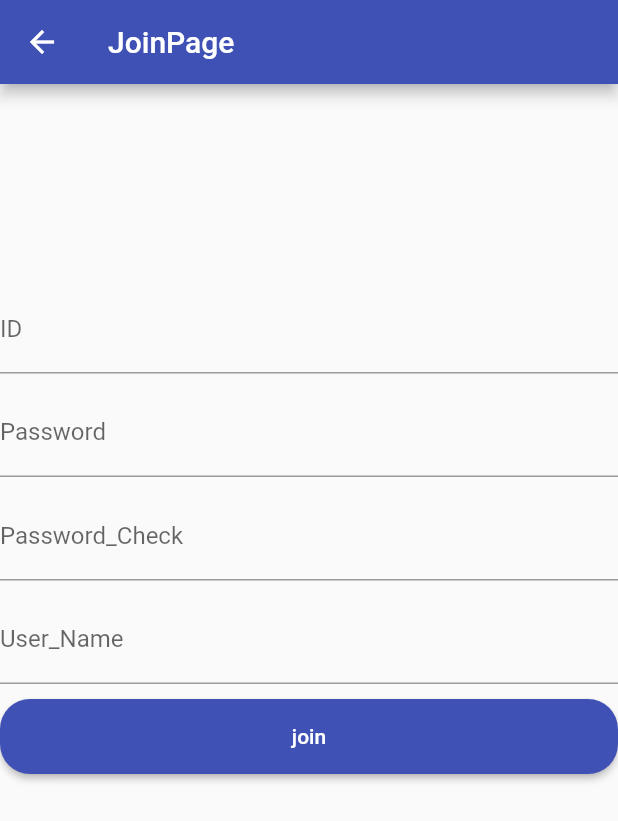
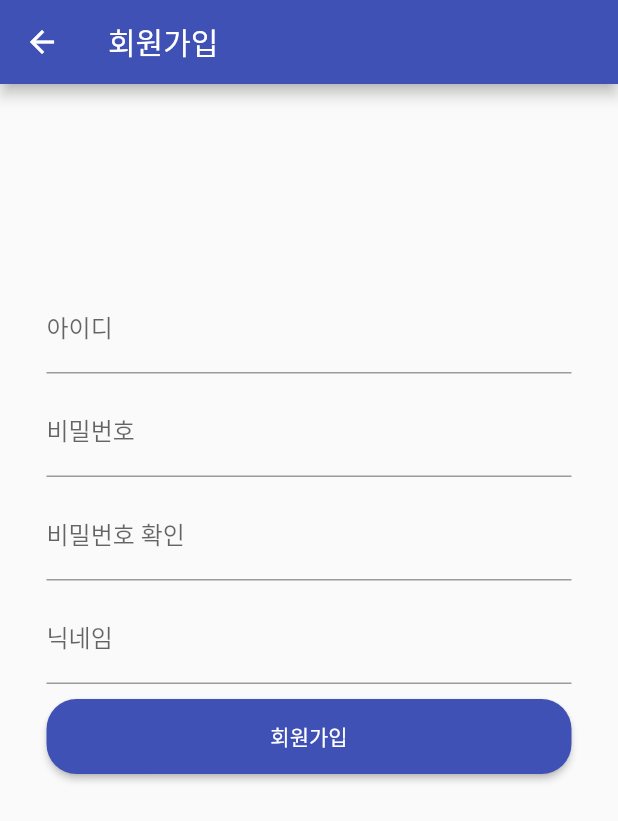
Before and after one commit to ouisaaa/review_project, a Flutter app: the JoinPage screen opened directly, on a phone screen of 412 x 824 dp. Shown: the top 821 px of the screen. Run offline on Flutter 3.47's test engine with Material 2 defaults, Android fonts, the phone set to English and light mode, and no system bars; our stand-ins replace get.

Commit message:
23.04.13 login, signUp 연결 23.04.14 main 페이지 레이아웃 만듦 23.04.29 검색창 만듦

```diff
--- a/lib/screen/login.dart
+++ b/lib/screen/login.dart
@@ -18,7 +18,7 @@ class LoginPage extends StatelessWidget {
                     mainAxisAlignment: MainAxisAlignment.center,
                     children:[
                   SizedBox(
-                  width: 500,
+                  width: 350,
                   height: 500,
                   child: Column(
                     children: [
@@ -27,13 +27,13 @@ class LoginPage extends StatelessWidget {
                           children: [
                             TextFormField(
                               decoration: InputDecoration(
-                                  labelText: 'ID'
+                                  labelText: '아이디'
                               ),
                             ),
                             SizedBox(height: 10,),
                             TextFormField(
                               decoration: InputDecoration(
-                                  labelText: 'Password'
+                                  labelText: '비밀번호'
                               ),
                             )
                           ],
@@ -45,7 +45,7 @@ class LoginPage extends StatelessWidget {
                           _formKey.currentState?.save();
                           print('ID: $id, Password: $password');
                         }
-                      }, child: Text('login'),
+                      }, child: Text('로그인'),
                         style: ElevatedButton.styleFrom(
                             shape: RoundedRectangleBorder(borderRadius: BorderRadius.circular(20)),
                             minimumSize: Size(500,50)
--- a/lib/screen/signUp.dart
+++ b/lib/screen/signUp.dart
@@ -11,7 +11,7 @@ class JoinPage extends StatelessWidget {
   @override
   Widget build(BuildContext context) {
     return Scaffold(
-            appBar:AppBar( title: Text("JoinPage"),),
+            appBar:AppBar( title: Text("회원가입"),),
             body: SafeArea(
               child: Center(
                 child: SingleChildScrollView(
@@ -19,7 +19,7 @@ class JoinPage extends StatelessWidget {
                     mainAxisAlignment: MainAxisAlignment.center,
                     children: [
                           SizedBox(
-                            width: 500, height: 500,
+                            width: 350, height: 500,
                             child: Column(
                             children: [
                               Form(
@@ -27,28 +27,28 @@ class JoinPage extends StatelessWidget {
                                 children: [
                                   TextFormField(
                                     decoration: InputDecoration(
-                                        labelText: 'ID'
+                                        labelText: '아이디'
                                     ),
 
                                   ),
                                   SizedBox(height: 10,),
                                   TextFormField(
                                     decoration: InputDecoration(
-                                        labelText: 'Password'
+                                        labelText: '비밀번호'
                                     ),
                                   ),
 
                                   SizedBox(height: 10,),
                                   TextFormField(
                                     decoration: InputDecoration(
-                                        labelText: 'Password_Check'
+                                        labelText: '비밀번호 확인'
                                     ),
 
                                   ),
                                   SizedBox(height: 10,),
                                   TextFormField(
                                     decoration: InputDecoration(
-                                        labelText: 'User_Name'
+                                        labelText: '닉네임'
                                     ),
 
                                   ),
@@ -57,7 +57,7 @@ class JoinPage extends StatelessWidget {
                               ),
                             ),
                             ElevatedButton(onPressed: ()=>Get.offAllNamed('/')
-                              , child: Text('join'),
+                              , child: Text('회원가입'),
                               style: ElevatedButton.styleFrom(
                                   shape: RoundedRectangleBorder(borderRadius: BorderRadius.circular(20)),
                                   minimumSize: Size(500,50)
```
Also changed, not shown: lib/screen/main.dart (+4 -5 lines), lib/screen/search.dart (added, +81 -0 lines).
